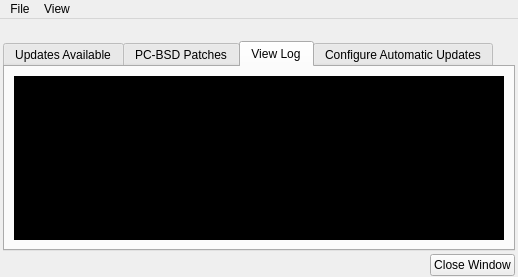
Before: the Qt Designer form src-qt5/pc-updategui/mainUI.ui in trueos/pcbsd, drawn with Qt 5.
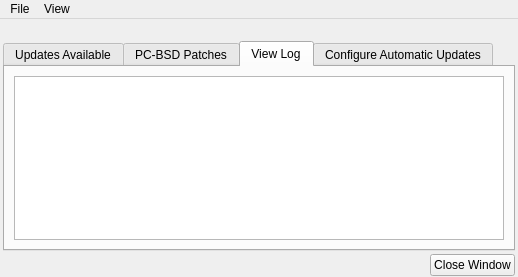
After: the same form once the commit is applied. Icons and pictures are not drawn.

Commit message: Reset the appearance of the log widget in the update manager. This ensures a proper integration with the current Qt theme.

Diff of the .ui file:
```diff
--- a/src-qt5/pc-updategui/mainUI.ui
+++ b/src-qt5/pc-updategui/mainUI.ui
@@ -233,10 +233,6 @@
        <layout class="QVBoxLayout" name="verticalLayout_2">
         <item>
          <widget class="QPlainTextEdit" name="text_log">
-          <property name="styleSheet">
-           <string notr="true">background-color: rgb(0, 0, 0);
-color: rgb(255, 255, 255);</string>
-          </property>
           <property name="readOnly">
            <bool>true</bool>
           </property>
```
